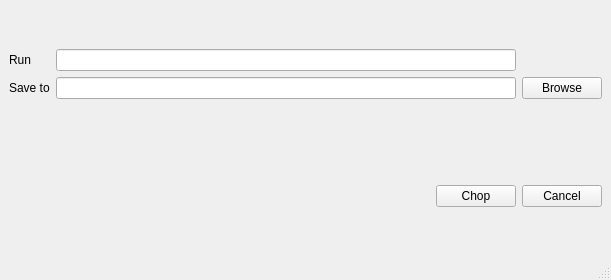
Before: the Qt Designer form src/interface/gui/ui_ChopDialog.ui in neutrons/PyVDrive, drawn with Qt 5.
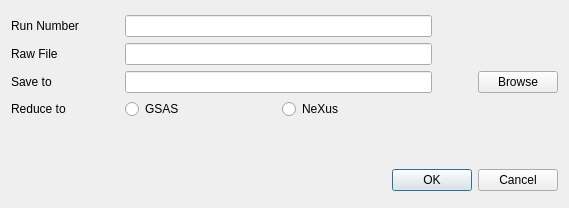
After: the same form once the commit is applied.

The edit to the form file:
```diff
--- a/src/interface/gui/ui_ChopDialog.ui
+++ b/src/interface/gui/ui_ChopDialog.ui
@@ -1,30 +1,38 @@
 <?xml version="1.0" encoding="UTF-8"?>
 <ui version="4.0">
- <class>MainWindow</class>
- <widget class="QMainWindow" name="MainWindow">
+ <class>Dialog</class>
+ <widget class="QDialog" name="Dialog">
   <property name="geometry">
    <rect>
     <x>0</x>
     <y>0</y>
-    <width>611</width>
-    <height>280</height>
+    <width>569</width>
+    <height>208</height>
    </rect>
   </property>
   <property name="windowTitle">
    <string>MainWindow</string>
   </property>
-  <widget class="QWidget" name="centralwidget">
+  <property name="modal">
+   <bool>true</bool>
+  </property>
    <layout class="QVBoxLayout" name="verticalLayout">
     <item>
      <layout class="QGridLayout" name="gridLayout">
-      <item row="0" column="0">
-       <widget class="QLabel" name="label_title">
+     <item row="4" column="0">
+      <widget class="QLabel" name="label_3">
         <property name="text">
-         <string>Run</string>
+        <string>Reduce to</string>
         </property>
        </widget>
       </item>
-      <item row="0" column="2">
+     <item row="2" column="2">
+      <widget class="QLineEdit" name="lineEdit_outputDir"/>
+     </item>
+     <item row="1" column="2">
+      <widget class="QLineEdit" name="lineEdit_sourceFile"/>
+     </item>
+     <item row="1" column="4">
        <spacer name="horizontalSpacer_2">
         <property name="orientation">
          <enum>Qt::Horizontal</enum>
@@ -40,25 +48,86 @@
         </property>
        </spacer>
       </item>
-      <item row="1" column="0">
+     <item row="2" column="3">
+      <spacer name="horizontalSpacer_3">
+       <property name="orientation">
+        <enum>Qt::Horizontal</enum>
+       </property>
+       <property name="sizeType">
+        <enum>QSizePolicy::Ignored</enum>
+       </property>
+       <property name="sizeHint" stdset="0">
+        <size>
+         <width>40</width>
+         <height>20</height>
+        </size>
+       </property>
+      </spacer>
+     </item>
+     <item row="0" column="2">
+      <widget class="QLineEdit" name="lineEdit_runNumber"/>
+     </item>
+     <item row="0" column="1">
+      <spacer name="horizontalSpacer">
+       <property name="orientation">
+        <enum>Qt::Horizontal</enum>
+       </property>
+       <property name="sizeType">
+        <enum>QSizePolicy::Ignored</enum>
+       </property>
+       <property name="sizeHint" stdset="0">
+        <size>
+         <width>40</width>
+         <height>20</height>
+        </size>
+       </property>
+      </spacer>
+     </item>
+     <item row="2" column="0">
        <widget class="QLabel" name="label_2">
         <property name="text">
          <string>Save to</string>
         </property>
        </widget>
       </item>
-      <item row="0" column="1">
-       <widget class="QLineEdit" name="lineEdit_run"/>
-      </item>
-      <item row="1" column="2">
+     <item row="0" column="0">
+      <widget class="QLabel" name="label">
+       <property name="text">
+        <string>Run Number</string>
+       </property>
+      </widget>
+     </item>
+     <item row="2" column="4">
        <widget class="QPushButton" name="pushButton_browse">
         <property name="text">
          <string>Browse</string>
         </property>
        </widget>
       </item>
-      <item row="1" column="1">
-       <widget class="QLineEdit" name="lineEdit_outputDir"/>
+     <item row="1" column="0">
+      <widget class="QLabel" name="label_title">
+       <property name="text">
+        <string>Raw File</string>
+       </property>
+      </widget>
+     </item>
+     <item row="4" column="2">
+      <layout class="QHBoxLayout" name="horizontalLayout">
+       <item>
+        <widget class="QRadioButton" name="radioButton_toGSAS">
+         <property name="text">
+          <string>GSAS</string>
+         </property>
+        </widget>
+       </item>
+       <item>
+        <widget class="QRadioButton" name="radioButton_toNexus">
+         <property name="text">
+          <string>NeXus</string>
+         </property>
+        </widget>
+       </item>
+      </layout>
       </item>
      </layout>
     </item>
@@ -68,7 +137,7 @@
        <enum>Qt::Vertical</enum>
       </property>
       <property name="sizeType">
-       <enum>QSizePolicy::Preferred</enum>
+      <enum>QSizePolicy::Ignored</enum>
       </property>
       <property name="sizeHint" stdset="0">
        <size>
@@ -79,49 +148,16 @@
      </spacer>
     </item>
     <item>
-     <layout class="QHBoxLayout" name="horizontalLayout_2">
-      <item>
-       <spacer name="horizontalSpacer">
+    <widget class="QDialogButtonBox" name="buttonBox">
         <property name="orientation">
          <enum>Qt::Horizontal</enum>
         </property>
-        <property name="sizeHint" stdset="0">
-         <size>
-          <width>40</width>
-          <height>20</height>
-         </size>
-        </property>
-       </spacer>
-      </item>
-      <item>
-       <widget class="QPushButton" name="pushButton_chop">
-        <property name="text">
-         <string>Chop</string>
-        </property>
-       </widget>
-      </item>
-      <item>
-       <widget class="QPushButton" name="pushButton_cancel">
-        <property name="text">
-         <string>Cancel</string>
-        </property>
-       </widget>
-      </item>
-     </layout>
-    </item>
-   </layout>
-  </widget>
-  <widget class="QMenuBar" name="menubar">
-   <property name="geometry">
-    <rect>
-     <x>0</x>
-     <y>0</y>
-     <width>611</width>
-     <height>25</height>
-    </rect>
-   </property>
-  </widget>
-  <widget class="QStatusBar" name="statusbar"/>
+     <property name="standardButtons">
+      <set>QDialogButtonBox::Cancel|QDialogButtonBox::Ok</set>
+     </property>
+    </widget>
+   </item>
+  </layout>
  </widget>
  <resources/>
  <connections/>
```
Left out of the diff: 37 changed lines with no effect on the pictures. Lines whose indentation alone changed are shown as unchanged.
